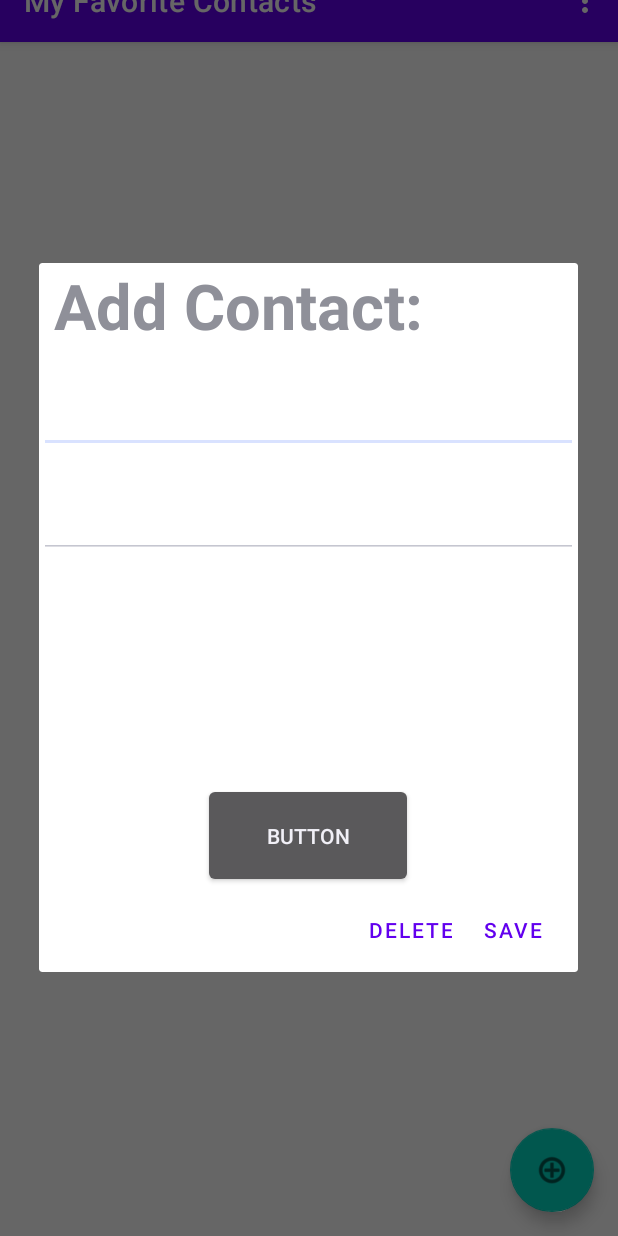
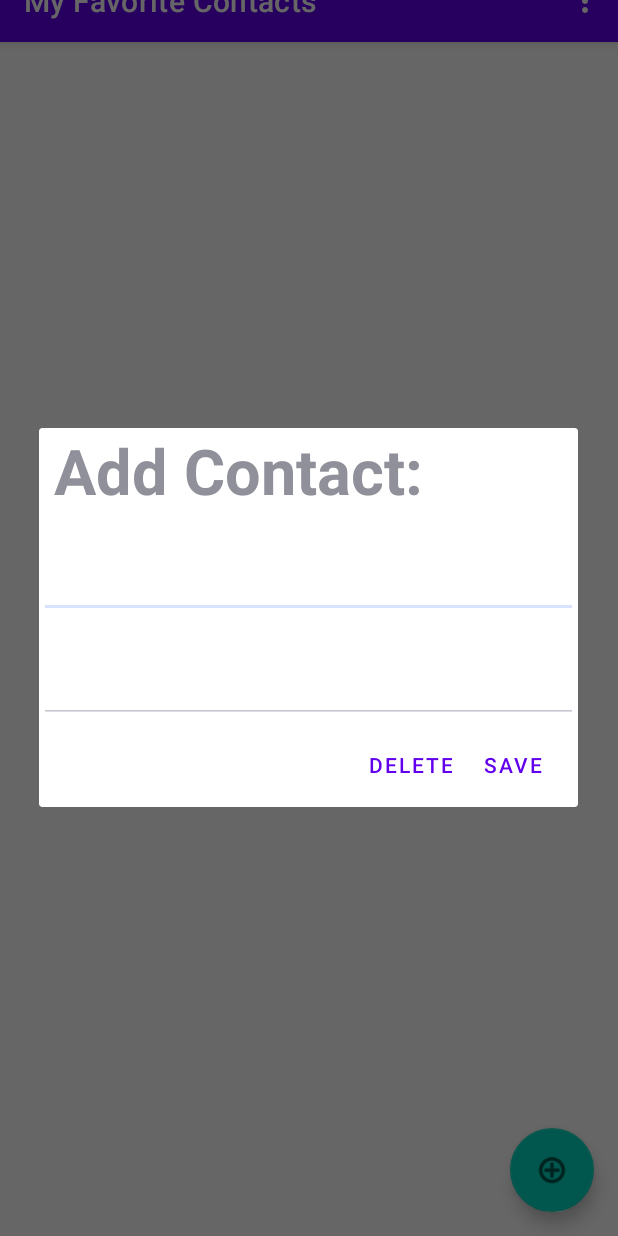
Before and after one commit to CoderBryGuy/Old_Skool_DB_Project, an Android app: the screen it shows after launch (MainActivity), after a tap on "Add Contact:", on a phone screen of 412 x 824 dp. Run offline under Robolectric (Android 15) with nearby library versions, the phone set to English and light mode, and no system bars; 4 statements that could not run were skipped.

Commit message:
tidied up the code a bit

```diff
--- a/app/src/main/java/com/company/old_skool_db_project/MainActivity.java
+++ b/app/src/main/java/com/company/old_skool_db_project/MainActivity.java
@@ -1,7 +1,6 @@
 package com.company.old_skool_db_project;
 
 import android.content.DialogInterface;
-import android.provider.ContactsContract;
 import android.text.TextUtils;
 import android.util.Log;
 import android.view.LayoutInflater;
@@ -20,7 +19,6 @@ import androidx.recyclerview.widget.DefaultItemAnimator;
 import androidx.recyclerview.widget.LinearLayoutManager;
 import androidx.recyclerview.widget.RecyclerView;
 import com.company.old_skool_db_project.adapter.ContactsAdapter;
-import com.company.old_skool_db_project.adapter.ContactsAdapter.AlterContacts;
 import com.company.old_skool_db_project.db.entity.Contact;
 import com.google.android.material.floatingactionbutton.FloatingActionButton;
 
@@ -78,7 +76,7 @@ public class MainActivity extends AppCompatActivity implements ContactsAdapter.A
 
     //implementation *.adapter.ContactsAdapter.AlterContacts;
     @Override
-    public void addAndEditContact(final boolean isUpdated, final Contact contact, final int position) {
+    public void addAndEditContact(final boolean isUpdating, final Contact contact, final int position) {
         Log.d(TAG, "addAndEditContact: started");
         LayoutInflater layoutInflater = LayoutInflater.from(getApplicationContext());
         View view = layoutInflater.inflate(R.layout.add_contact, null);
@@ -88,19 +86,20 @@ public class MainActivity extends AppCompatActivity implements ContactsAdapter.A
 
 
         TextView contactTitle = view.findViewById(R.id.change_contact_title);
-        final EditText contactName = view.findViewById(R.id.name_addCon);
-        final EditText contactEmail = view.findViewById(R.id.email_addCon);
-        contactTitle.setText(!isUpdated ? R.string.add_contact : R.string.update_contact);
+        final EditText contactName = view.findViewById(R.id.name_add_contact);
+        final EditText contactEmail = view.findViewById(R.id.email_add_contact);
+        contactTitle.setText(!isUpdating ? R.string.add_contact : R.string.update_contact);
 
-        if (isUpdated && contact != null) {
+        if (isUpdating && contact != null) {
             Log.d(TAG, "addAndEditContact: isupdated = true; editing contact");
+
             contactName.setText(contact.getName());
             contactEmail.setText(contact.getEmail());
 
         }
 
         alerDialogBuilder.setCancelable(false)
-                .setPositiveButton(isUpdated ? "update" : "Save", new DialogInterface.OnClickListener() {
+                .setPositiveButton(isUpdating ? "update" : "Save", new DialogInterface.OnClickListener() {
                     @Override
                     public void onClick(DialogInterface dialogInterface, int i) {
                         Log.d(TAG, "onClick: alerdialogBuilder pos");
@@ -110,7 +109,7 @@ public class MainActivity extends AppCompatActivity implements ContactsAdapter.A
                     @Override
                     public void onClick(DialogInterface dialogInterface, int i) {
                         Log.d(TAG, "onClick: alerdialogBuilder neg");
-                        if (isUpdated) {
+                        if (isUpdating) {
                             DeleteContact(contact, position);
                         } else {
                             dialogInterface.cancel();
@@ -125,13 +124,14 @@ public class MainActivity extends AppCompatActivity implements ContactsAdapter.A
         alertDialog.getButton(AlertDialog.BUTTON_POSITIVE).setOnClickListener(new View.OnClickListener() {
             @Override
             public void onClick(View view) {
+                Log.d(TAG, "onClick: AlertDialog.BUTTON_POSITIVE");
                 if (TextUtils.isEmpty(contactName.getText().toString())) {
                     Toast.makeText(MainActivity.this, "Enter a name.", Toast.LENGTH_SHORT).show();
                 } else {
                     alertDialog.dismiss();
                 }
 
-                if (isUpdated && contact != null) {
+                if (isUpdating && contact != null) {
                     UpdateContact(contactName.getText().toString(), contactEmail.getText().toString(), position);
 
                 }else{
--- a/app/src/main/java/com/company/old_skool_db_project/adapter/ContactsAdapter.java
+++ b/app/src/main/java/com/company/old_skool_db_project/adapter/ContactsAdapter.java
@@ -7,7 +7,6 @@ import android.view.ViewGroup;
 import android.widget.TextView;
 import androidx.annotation.NonNull;
 import androidx.recyclerview.widget.RecyclerView;
-import com.company.old_skool_db_project.MainActivity;
 import com.company.old_skool_db_project.R;
 import com.company.old_skool_db_project.db.entity.Contact;
 import org.jetbrains.annotations.NotNull;
@@ -100,8 +99,8 @@ public class ContactsAdapter extends RecyclerView.Adapter<ContactsAdapter.MyView
         public MyViewHolder(@NonNull @NotNull View itemView) {
             super(itemView);
 
-            nameTxtVw = itemView.findViewById(R.id.name_txtvw);
-            emailTxtVw = itemView.findViewById(R.id.email_txtvw);
+            nameTxtVw = itemView.findViewById(R.id.name_contact_list_item);
+            emailTxtVw = itemView.findViewById(R.id.email_contact_list_item);
 
         }
 
--- a/app/src/main/res/layout/add_contact.xml
+++ b/app/src/main/res/layout/add_contact.xml
@@ -22,7 +22,7 @@
             android:inputType="textPersonName"
             android:hint="@string/name_txtview"
             android:ems="10"
-            android:id="@+id/name_addCon"
+            android:id="@+id/name_add_contact"
             android:layout_weight="1" />
     <EditText
             android:layout_width="match_parent"
@@ -30,11 +30,14 @@
             android:inputType="textEmailAddress"
             android:ems="10"
             android:hint="@string/email_txtvw"
-            android:id="@+id/editTextTextEmailAddress"
+            android:id="@+id/email_add_contact"
             android:layout_weight="1"/>
-    <Button
-            android:text="Button"
-            android:layout_width="140dp"
-            android:layout_height="70dp" android:id="@+id/email_addCon"
-            android:layout_weight="1" android:layout_gravity="center_horizontal" android:layout_marginTop="150dp"/>
+
+<!--    <Button-->
+<!--            android:text="Button"-->
+<!--            android:layout_width="140dp"-->
+<!--            android:layout_height="70dp" android:id="@+id/email_addCon"-->
+<!--            android:layout_weight="1" android:layout_gravity="center_horizontal" android:layout_marginTop="150dp"/>-->
+
+
 </LinearLayout>
--- a/app/src/main/res/layout/contact_list_item.xml
+++ b/app/src/main/res/layout/contact_list_item.xml
@@ -9,7 +9,7 @@
 
     <TextView android:layout_width="match_parent"
               android:layout_height="wrap_content"
-              android:id="@+id/name_txtvw"
+              android:id="@+id/name_contact_list_item"
               android:layout_weight="1"
               android:textSize="42sp"
               android:textColor="@color/black"
@@ -18,7 +18,7 @@
 
     <TextView android:layout_width="match_parent"
               android:layout_height="wrap_content"
-              android:id="@+id/email_txtvw"
+              android:id="@+id/email_contact_list_item"
               android:layout_weight="1"
               android:textSize="32sp"
               android:textColor="@color/black"
```
